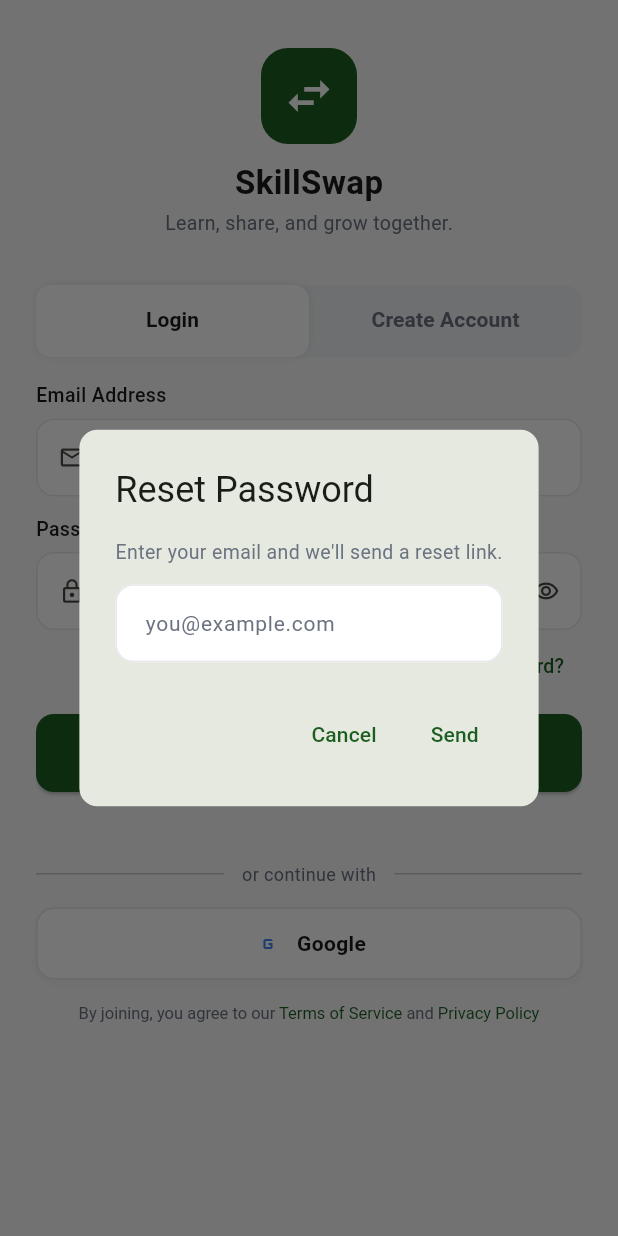
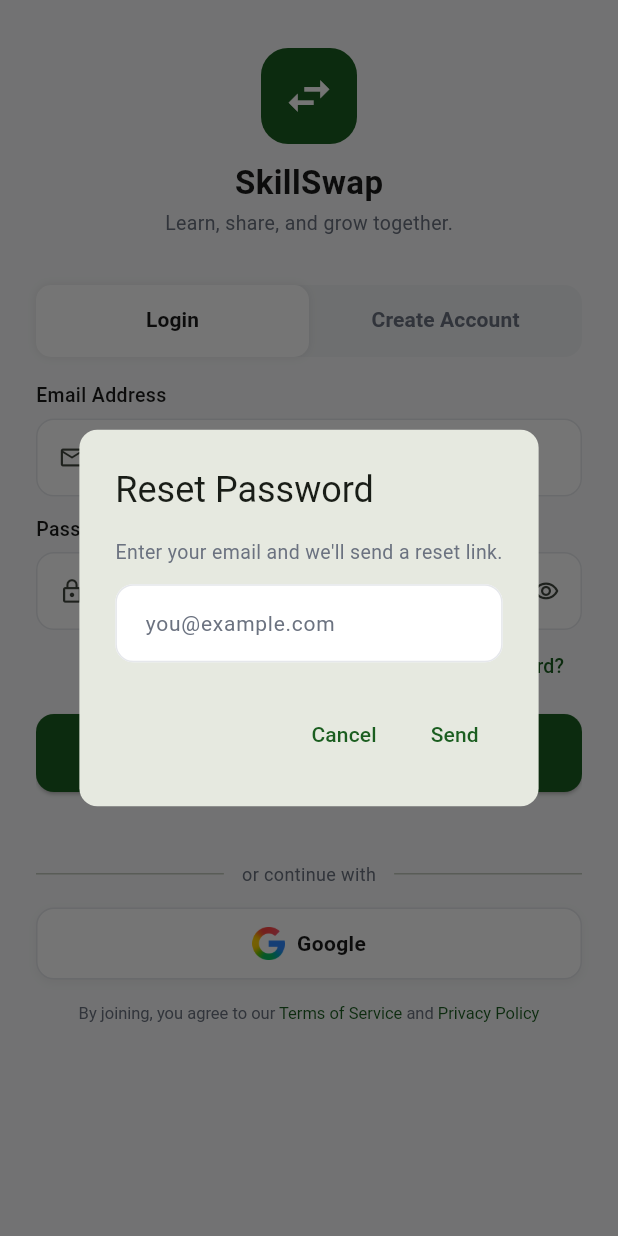
Before and after one commit to turab202/SkillSwap, a Flutter app: the AuthScreen screen opened by its route, after a tap on "Forgot Password?", on a phone screen of 412 x 824 dp. Run offline on Flutter 3.47's test engine with Material 3 defaults, Android fonts, the phone set to English and light mode, and no system bars; our stand-ins replace cloud_firestore, firebase_auth, firebase_core, firebase_storage, flutter_riverpod, google_sign_in and 4 more; accounts and stored records are empty.

Commit message:
Refactor code structure for improved readability and maintainability

```diff
--- a/skill_swap/lib/features/auth/repositories/auth_repository.dart
+++ b/skill_swap/lib/features/auth/repositories/auth_repository.dart
@@ -11,7 +11,10 @@
 class AuthRepository {
   final _auth = FirebaseAuth.instance;
   final _db = FirebaseFirestore.instance;
-  final _googleSignIn = GoogleSignIn();
+  final _googleSignIn = GoogleSignIn(
+    serverClientId:
+        '352867316217-idp08ep32lalce14v7ld0c8e98l0mki9.apps.googleusercontent.com',
+  );
 
   Stream<User?> get authStateChanges => _auth.authStateChanges();
   User? get currentFirebaseUser => _auth.currentUser;
--- a/skill_swap/lib/features/auth/screens/auth_screen.dart
+++ b/skill_swap/lib/features/auth/screens/auth_screen.dart
@@ -353,26 +353,11 @@
 class _GoogleIcon extends StatelessWidget {
   @override
   Widget build(BuildContext context) {
-    return Container(
-      width: 24,
-      height: 24,
-      decoration: const BoxDecoration(
-        shape: BoxShape.circle,
-        color: Colors.white,
-      ),
-      child: Center(
-        child: Image.network(
-          'https://developers.google.com/identity/images/g-logo.png',
-          width: 18,
-          height: 18,
-          fit: BoxFit.contain,
-          errorBuilder: (ctx, err, st) => const Icon(
-            Icons.g_mobiledata,
-            color: Color(0xFF4285F4),
-            size: 16,
-          ),
-        ),
-      ),
+    return Image.asset(
+      'assets/images/google_g.png',
+      width: 22,
+      height: 22,
+      fit: BoxFit.contain,
     );
   }
 }
```
Also changed, not shown: skill_swap/lib/features/auth/providers/auth_providers.dart (+27 -7 lines), skill_swap/assets/images/google_g.png (added).
